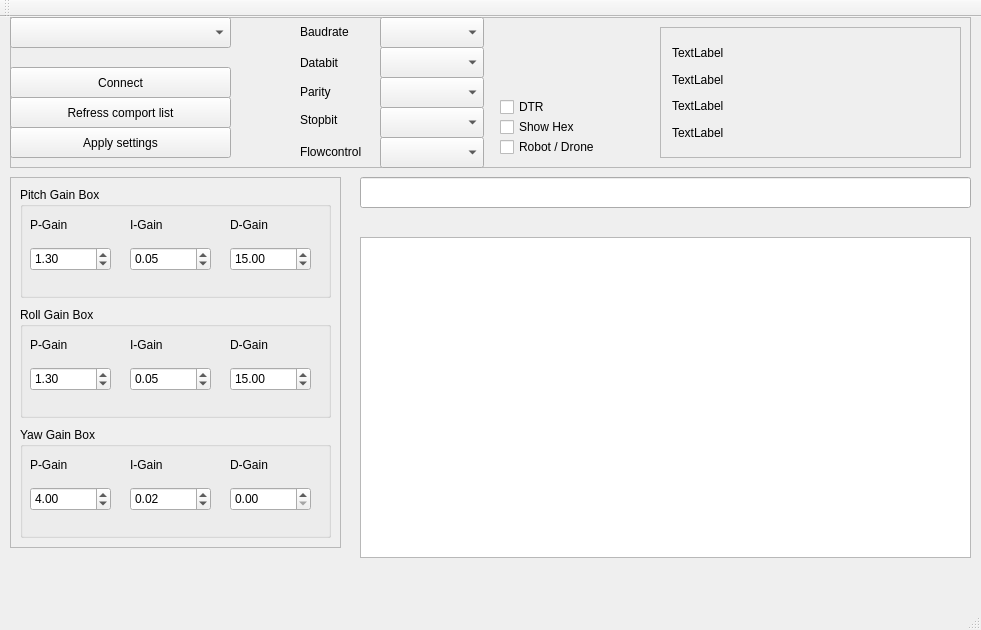
Above: mainwindow.ui from tipih/Drone_updater before the change. Below: the same form after it.
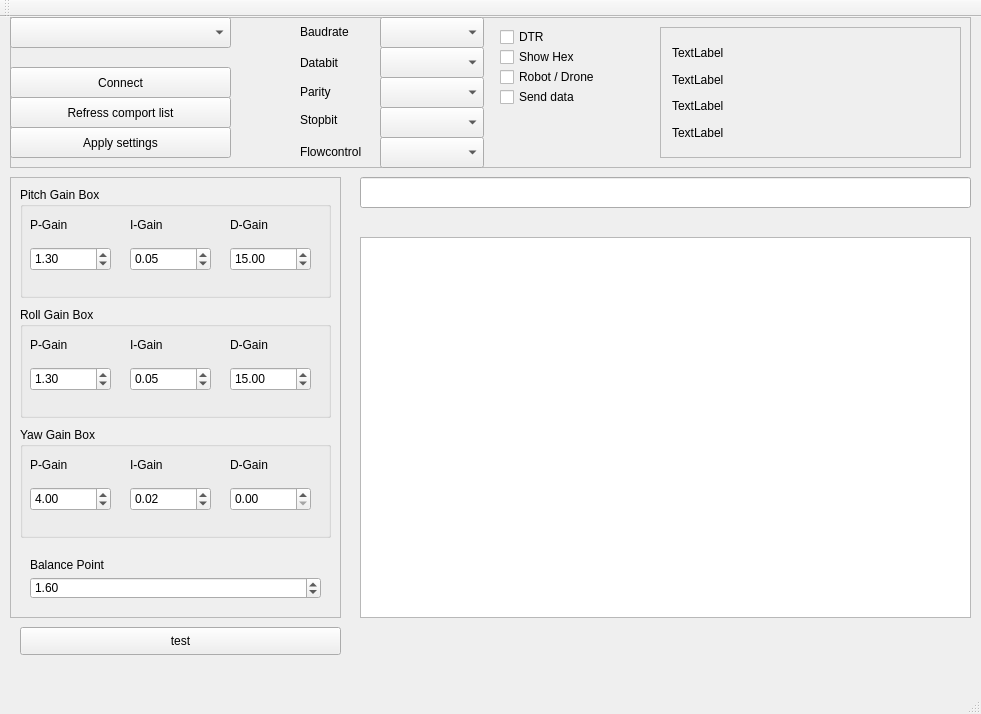
That is the form after the change. Custom widgets are drawn as their Qt base class.

What changed in the file:
```diff
--- a/mainwindow.ui
+++ b/mainwindow.ui
@@ -7,7 +7,7 @@
     <x>0</x>
     <y>0</y>
     <width>981</width>
-    <height>630</height>
+    <height>714</height>
    </rect>
   </property>
   <property name="windowTitle">
@@ -256,7 +256,7 @@
      <property name="geometry">
       <rect>
        <x>490</x>
-       <y>120</y>
+       <y>50</y>
        <width>111</width>
        <height>20</height>
       </rect>
@@ -269,7 +269,7 @@
      <property name="geometry">
       <rect>
        <x>490</x>
-       <y>80</y>
+       <y>10</y>
        <width>87</width>
        <height>20</height>
       </rect>
@@ -282,7 +282,7 @@
      <property name="geometry">
       <rect>
        <x>490</x>
-       <y>100</y>
+       <y>30</y>
        <width>87</width>
        <height>20</height>
       </rect>
@@ -291,6 +291,19 @@
       <string>Show Hex</string>
      </property>
     </widget>
+    <widget class="QCheckBox" name="sendData">
+     <property name="geometry">
+      <rect>
+       <x>490</x>
+       <y>70</y>
+       <width>81</width>
+       <height>20</height>
+      </rect>
+     </property>
+     <property name="text">
+      <string>Send data</string>
+     </property>
+    </widget>
    </widget>
    <widget class="Console" name="uiConsole">
     <property name="geometry">
@@ -298,7 +311,7 @@
       <x>360</x>
       <y>220</y>
       <width>611</width>
-      <height>321</height>
+      <height>381</height>
      </rect>
     </property>
    </widget>
@@ -308,7 +321,7 @@
       <x>10</x>
       <y>160</y>
       <width>331</width>
-      <height>371</height>
+      <height>441</height>
      </rect>
     </property>
     <property name="frameShape">
@@ -671,6 +684,41 @@
       </property>
      </widget>
     </widget>
+    <widget class="QLabel" name="robot_balance_label">
+     <property name="geometry">
+      <rect>
+       <x>20</x>
+       <y>380</y>
+       <width>91</width>
+       <height>16</height>
+      </rect>
+     </property>
+     <property name="text">
+      <string>Balance Point</string>
+     </property>
+    </widget>
+    <widget class="QDoubleSpinBox" name="balance_spin_box">
+     <property name="geometry">
+      <rect>
+       <x>20</x>
+       <y>400</y>
+       <width>291</width>
+       <height>22</height>
+      </rect>
+     </property>
+     <property name="minimum">
+      <double>-5.000000000000000</double>
+     </property>
+     <property name="maximum">
+      <double>5.000000000000000</double>
+     </property>
+     <property name="singleStep">
+      <double>0.100000000000000</double>
+     </property>
+     <property name="value">
+      <double>1.600000000000000</double>
+     </property>
+    </widget>
    </widget>
    <widget class="QLineEdit" name="lineEdit">
     <property name="geometry">
@@ -682,6 +730,19 @@
      </rect>
     </property>
    </widget>
+   <widget class="QPushButton" name="SendTest">
+    <property name="geometry">
+     <rect>
+      <x>20</x>
+      <y>610</y>
+      <width>321</width>
+      <height>28</height>
+     </rect>
+    </property>
+    <property name="text">
+     <string>test</string>
+    </property>
+   </widget>
   </widget>
   <widget class="QMenuBar" name="menuBar">
    <property name="geometry">
```
